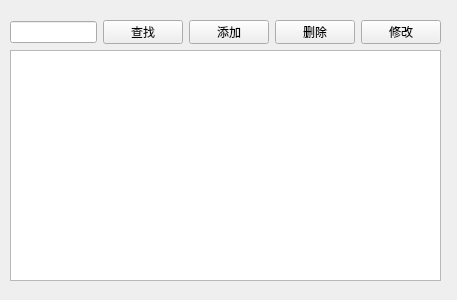
Before: the Qt Designer form patientview.ui in Junna223/New-project, drawn with Qt 5.
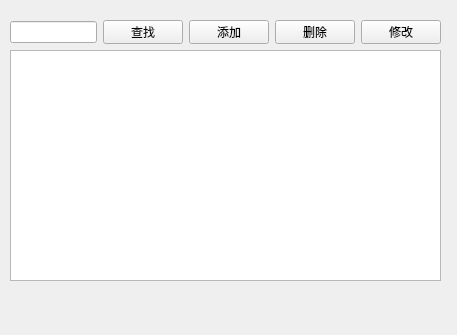
After: the same form once the commit is applied.

Patch:
```diff
--- a/patientview.ui
+++ b/patientview.ui
@@ -7,7 +7,7 @@
     <x>0</x>
     <y>0</y>
     <width>457</width>
-    <height>300</height>
+    <height>335</height>
    </rect>
   </property>
   <property name="windowTitle">
@@ -23,7 +23,7 @@
     </rect>
    </property>
   </widget>
-  <widget class="QWidget" name="">
+  <widget class="QWidget" name="layoutWidget">
    <property name="geometry">
     <rect>
      <x>10</x>
```
